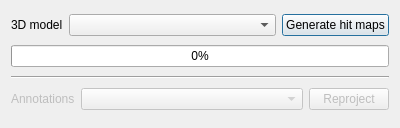
Above: UI/reprojection.ui from marinmarcillat/ChubacappV2 before the change. Below: the same form after it.
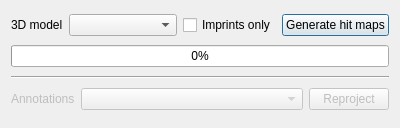
That is the form after the change.

Commit message: video reprojection

Patch:
```diff
--- a/UI/reprojection.ui
+++ b/UI/reprojection.ui
@@ -39,6 +39,16 @@
        </property>
       </widget>
      </item>
+     <item>
+      <widget class="QCheckBox" name="Imprints">
+       <property name="enabled">
+        <bool>true</bool>
+       </property>
+       <property name="text">
+        <string>Imprints only</string>
+       </property>
+      </widget>
+     </item>
      <item>
       <widget class="QPushButton" name="hit_map_launch">
        <property name="text">
```
The commit also changes 5 other files.
